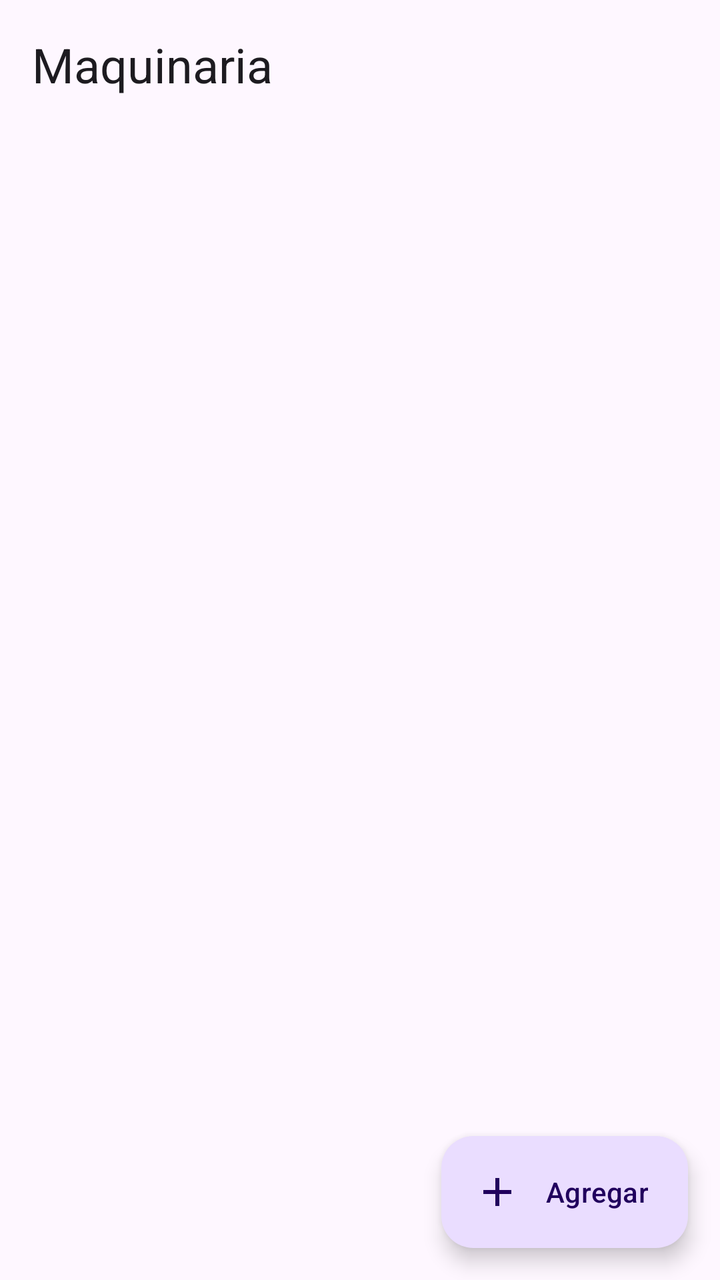
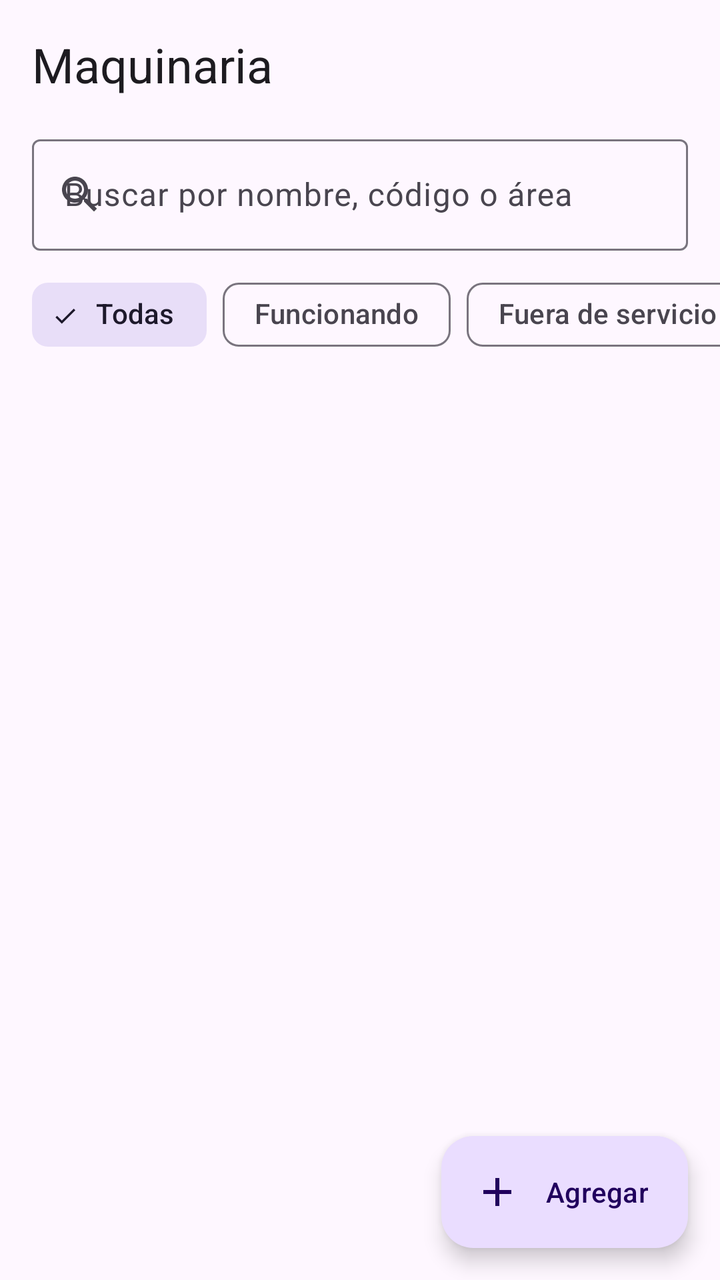

The first picture is an Android layout as it rendered before a commit; the second is the same layout after the commit. The layout source and the unified diff follow.
<!-- AndroidManifest.xml: application theme Theme.ManteniPro -->
<!-- res/layout/fragment_maquinaria.xml -->
<?xml version="1.0" encoding="utf-8"?>
<FrameLayout xmlns:android="http://schemas.android.com/apk/res/android"
    xmlns:app="http://schemas.android.com/apk/res-auto"
    android:layout_width="match_parent"
    android:layout_height="match_parent">

    <TextView
        android:id="@+id/tvTituloLista"
        android:layout_width="match_parent"
        android:layout_height="wrap_content"
        android:padding="16dp"
        android:text="Maquinaria"
        android:textAppearance="?attr/textAppearanceHeadlineSmall" />

    <androidx.recyclerview.widget.RecyclerView
        android:id="@+id/rvMaquinas"
        android:layout_width="match_parent"
        android:layout_height="match_parent"
        android:layout_marginTop="56dp"
        android:clipToPadding="false"
        android:paddingBottom="88dp" />

    <TextView
        android:id="@+id/tvVacio"
        android:layout_width="wrap_content"
        android:layout_height="wrap_content"
        android:layout_gravity="center"
        android:text="Aún no hay maquinaria registrada"
        android:visibility="gone" />

    <com.google.android.material.floatingactionbutton.ExtendedFloatingActionButton
        android:id="@+id/fabAgregar"
        android:layout_width="wrap_content"
        android:layout_height="wrap_content"
        android:layout_gravity="bottom|end"
        android:layout_margin="16dp"
        android:text="Agregar"
        app:icon="@drawable/ic_add" />
</FrameLayout>
<!-- resources referenced by this layout -->
<resources>
  <!-- drawable ic_add (drawable) -->
  <vector xmlns:android="http://schemas.android.com/apk/res/android" android:height="24dp" android:tint="#000000" android:viewportHeight="24" android:viewportWidth="24" android:width="24dp">
        
      <path android:fillColor="@android:color/white" android:pathData="M19,13h-6v6h-2v-6H5v-2h6V5h2v6h6v2z"/>
      
  </vector>
  <style name="Theme.ManteniPro" parent="Base.Theme.ManteniPro" />
  <style name="Base.Theme.ManteniPro" parent="Theme.Material3.DayNight.NoActionBar">
          
          
      </style>
</resources>

<!-- the commit's change to res/layout/fragment_maquinaria.xml (unified diff, before → after) -->
@@ -4,28 +4,91 @@
     android:layout_width="match_parent"
     android:layout_height="match_parent">
 
-    <TextView
-        android:id="@+id/tvTituloLista"
-        android:layout_width="match_parent"
-        android:layout_height="wrap_content"
-        android:padding="16dp"
-        android:text="Maquinaria"
-        android:textAppearance="?attr/textAppearanceHeadlineSmall" />
-
-    <androidx.recyclerview.widget.RecyclerView
-        android:id="@+id/rvMaquinas"
+    <LinearLayout
         android:layout_width="match_parent"
         android:layout_height="match_parent"
-        android:layout_marginTop="56dp"
-        android:clipToPadding="false"
-        android:paddingBottom="88dp" />
+        android:orientation="vertical">
+
+        <TextView
+            android:layout_width="match_parent"
+            android:layout_height="wrap_content"
+            android:padding="16dp"
+            android:text="Maquinaria"
+            android:textAppearance="?attr/textAppearanceHeadlineSmall" />
+
+        <com.google.android.material.textfield.TextInputLayout
+            style="@style/Widget.Material3.TextInputLayout.OutlinedBox"
+            android:layout_width="match_parent"
+            android:layout_height="wrap_content"
+            android:layout_marginHorizontal="16dp"
+            android:hint="Buscar por nombre, código o área"
+            app:startIconDrawable="@drawable/ic_search"
+            app:endIconMode="clear_text">
+
+            <com.google.android.material.textfield.TextInputEditText
+                android:id="@+id/etBuscar"
+                android:layout_width="match_parent"
+                android:layout_height="wrap_content"
+                android:imeOptions="actionSearch"
+                android:inputType="text"
+                android:maxLines="1" />
+        </com.google.android.material.textfield.TextInputLayout>
+
+        <HorizontalScrollView
+            android:layout_width="match_parent"
+            android:layout_height="wrap_content"
+            android:layout_marginTop="8dp"
+            android:clipToPadding="false"
+            android:paddingHorizontal="16dp"
+            android:scrollbars="none">
+
+            <com.google.android.material.chip.ChipGroup
+                android:id="@+id/chipGroup"
+                android:layout_width="wrap_content"
+                android:layout_height="wrap_content"
+                app:selectionRequired="true"
+                app:singleLine="true"
+                app:singleSelection="true">
+
+                <com.google.android.material.chip.Chip
+                    android:id="@+id/chipTodas"
+                    style="@style/Widget.Material3.Chip.Filter"
+                    android:layout_width="wrap_content"
+                    android:layout_height="wrap_content"
+                    android:checked="true"
+                    android:text="Todas" />
+
+                <com.google.android.material.chip.Chip
+                    android:id="@+id/chipFuncionando"
+                    style="@style/Widget.Material3.Chip.Filter"
+                    android:layout_width="wrap_content"
+                    android:layout_height="wrap_content"
+                    android:text="Funcionando" />
+
+                <com.google.android.material.chip.Chip
+                    android:id="@+id/chipFuera"
+                    style="@style/Widget.Material3.Chip.Filter"
+                    android:layout_width="wrap_content"
+                    android:layout_height="wrap_content"
+                    android:text="Fuera de servicio" />
+            </com.google.android.material.chip.ChipGroup>
+        </HorizontalScrollView>
+
+        <androidx.recyclerview.widget.RecyclerView
+            android:id="@+id/rvMaquinas"
+            android:layout_width="match_parent"
+            android:layout_height="0dp"
+            android:layout_weight="1"
+            android:clipToPadding="false"
+            android:paddingTop="8dp"
+            android:paddingBottom="88dp" />
+    </LinearLayout>
 
     <TextView
         android:id="@+id/tvVacio"
         android:layout_width="wrap_content"
         android:layout_height="wrap_content"
         android:layout_gravity="center"
-        android:text="Aún no hay maquinaria registrada"
         android:visibility="gone" />
 
     <com.google.android.material.floatingactionbutton.ExtendedFloatingActionButton
<!-- resource entries referenced after the edit -->
@@ -4,6 +4,12 @@
   <vector xmlns:android="http://schemas.android.com/apk/res/android" android:height="24dp" android:tint="#000000" android:viewportHeight="24" android:viewportWidth="24" android:width="24dp">
         
       <path android:fillColor="@android:color/white" android:pathData="M19,13h-6v6h-2v-6H5v-2h6V5h2v6h6v2z"/>
+      
+  </vector>
+  <!-- drawable ic_search (drawable) -->
+  <vector xmlns:android="http://schemas.android.com/apk/res/android" android:height="24dp" android:tint="#000000" android:viewportHeight="24" android:viewportWidth="24" android:width="24dp">
+        
+      <path android:fillColor="@android:color/white" android:pathData="M15.5,14h-0.79l-0.28,-0.27C15.41,12.59 16,11.11 16,9.5 16,5.91 13.09,3 9.5,3S3,5.91 3,9.5 5.91,16 9.5,16c1.61,0 3.09,-0.59 4.23,-1.57l0.27,0.28v0.79l5,4.99L20.49,19l-4.99,-5zM9.5,14C7.01,14 5,11.99 5,9.5S7.01,5 9.5,5 14,7.01 14,9.5 11.99,14 9.5,14z"/>
       
   </vector>
   <style name="Theme.ManteniPro" parent="Base.Theme.ManteniPro" />
